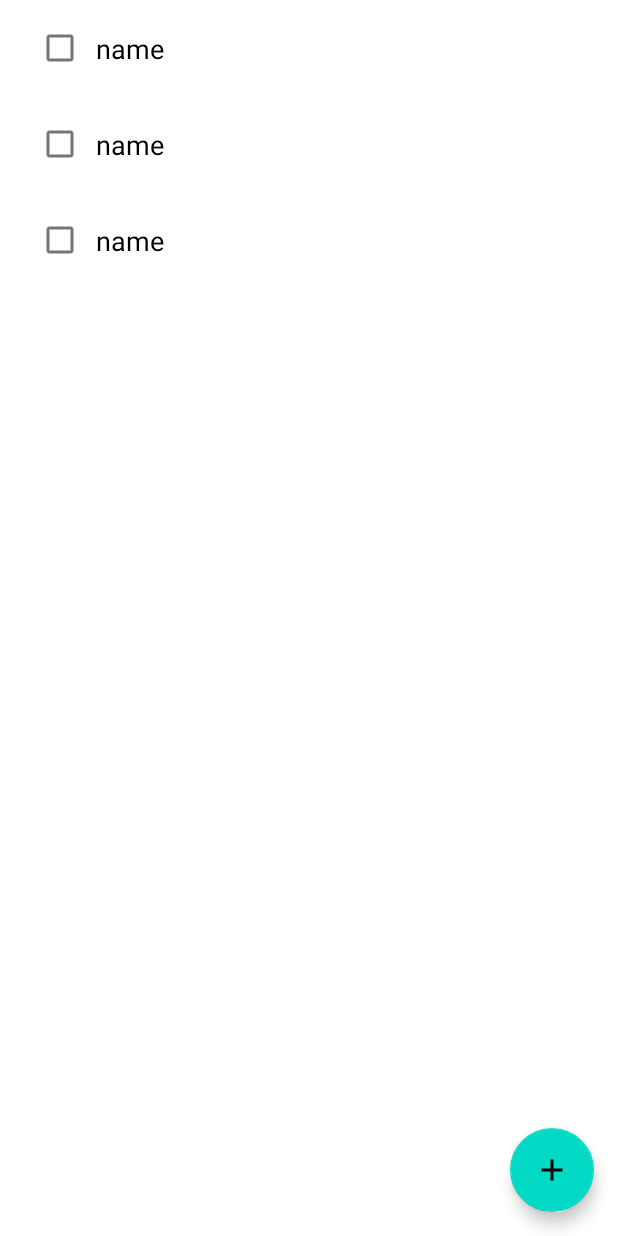
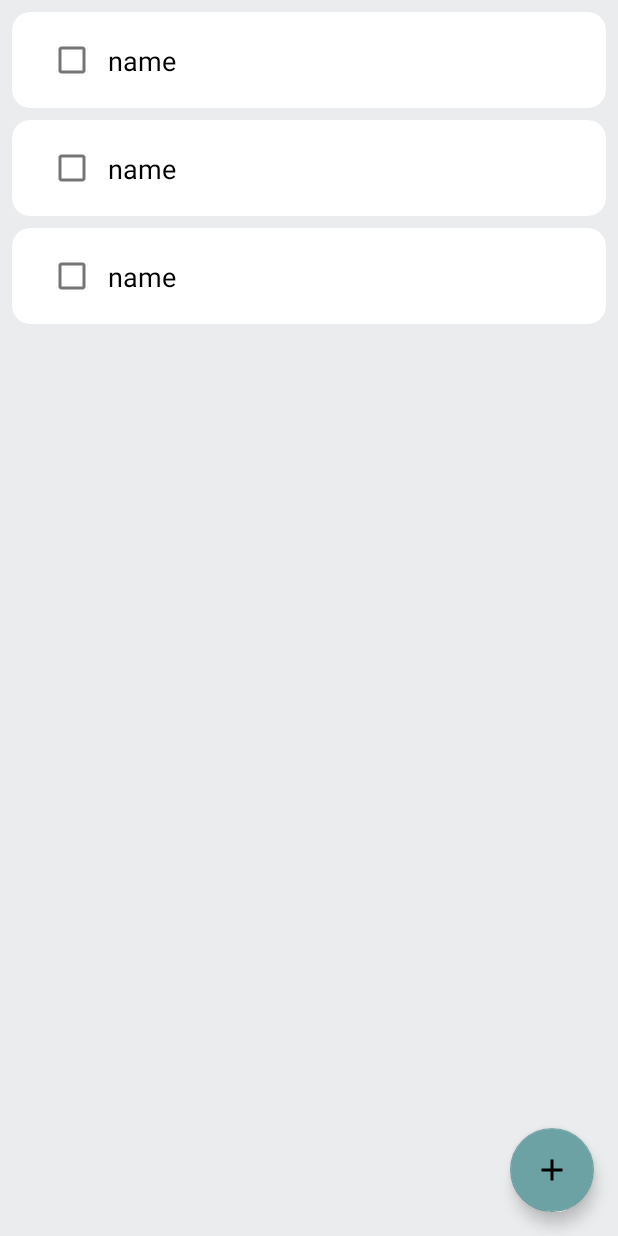
Before and after one commit to loboneto/todo, an Android app: the layout activity_tasks.xml on its own in the app's theme, with its tools: preview values and no code run, on a phone screen of 412 x 824 dp. Run offline under Robolectric (Android 15) with nearby library versions, the phone set to English and light mode, and no system bars.

Commit message:
telas de task e subtask

```diff
--- a/app/src/main/AndroidManifest.xml
+++ b/app/src/main/AndroidManifest.xml
@@ -10,7 +10,7 @@
         android:supportsRtl="true"
         android:theme="@style/Theme.Todo">
         <activity
-            android:name=".presentation.MainActivity"
+            android:name=".presentation.TasksActivity"
             android:exported="true">
             <intent-filter>
                 <action android:name="android.intent.action.MAIN" />
--- a/app/src/main/java/br/com/ufersa/bd/todo/presentation/MainActivity.kt
+++ b/app/src/main/java/br/com/ufersa/bd/todo/presentation/TasksActivity.kt
@@ -4,11 +4,12 @@ import androidx.appcompat.app.AppCompatActivity
 import android.os.Bundle
 import br.com.ufersa.bd.todo.R
 import br.com.ufersa.bd.todo.databinding.ActivityMainBinding
+import br.com.ufersa.bd.todo.databinding.ActivityTasksBinding
 import br.com.ufersa.bd.todo.domain.utils.viewBindings
 
-class MainActivity : AppCompatActivity() {
+class TasksActivity : AppCompatActivity() {
 
-    private val binding by viewBindings(ActivityMainBinding::inflate)
+    private val binding by viewBindings(ActivityTasksBinding::inflate)
 
     override fun onCreate(savedInstanceState: Bundle?) {
         super.onCreate(savedInstanceState)
--- a/app/src/main/res/layout/activity_main.xml
+++ b/app/src/main/res/layout/activity_tasks.xml
@@ -3,8 +3,9 @@
     xmlns:app="http://schemas.android.com/apk/res-auto"
     xmlns:tools="http://schemas.android.com/tools"
     android:layout_width="match_parent"
+    android:background="@color/background"
     android:layout_height="match_parent"
-    tools:context=".presentation.MainActivity">
+    tools:context=".presentation.TasksActivity">
 
     <androidx.recyclerview.widget.RecyclerView
         android:id="@+id/recycler_view_tasks"
--- a/app/src/main/res/layout/adapter_subtask.xml
+++ b/app/src/main/res/layout/adapter_subtask.xml
@@ -4,7 +4,7 @@
     xmlns:tools="http://schemas.android.com/tools"
     android:layout_width="match_parent"
     android:layout_height="wrap_content"
-    tools:context=".presentation.MainActivity">
+    tools:context=".presentation.TasksActivity">
 
     <com.google.android.material.checkbox.MaterialCheckBox
         android:id="@+id/check_box_subtask_done"
--- a/app/src/main/res/layout/adapter_task.xml
+++ b/app/src/main/res/layout/adapter_task.xml
@@ -1,18 +1,28 @@
 <?xml version="1.0" encoding="utf-8"?>
-<androidx.constraintlayout.widget.ConstraintLayout xmlns:android="http://schemas.android.com/apk/res/android"
+<com.google.android.material.card.MaterialCardView xmlns:android="http://schemas.android.com/apk/res/android"
     xmlns:app="http://schemas.android.com/apk/res-auto"
     xmlns:tools="http://schemas.android.com/tools"
     android:layout_width="match_parent"
     android:layout_height="wrap_content"
-    tools:context=".presentation.MainActivity">
+    android:layout_marginHorizontal="8dp"
+    android:layout_marginTop="8dp"
+    android:background="@color/white"
+    app:cardCornerRadius="12dp"
+    app:cardElevation="0dp"
+    tools:context=".presentation.TasksActivity">
+
+    <androidx.constraintlayout.widget.ConstraintLayout
+        android:layout_width="match_parent"
+        android:layout_height="wrap_content">
 
         <com.google.android.material.checkbox.MaterialCheckBox
             android:id="@+id/check_box_task_done"
             android:layout_width="wrap_content"
             android:layout_height="wrap_content"
+            android:layout_marginVertical="8dp"
+            android:layout_marginStart="16dp"
             android:textSize="16sp"
-        android:layout_marginStart="16dp"
-        android:layout_marginVertical="8dp"
+            android:text=""
             app:layout_constraintBottom_toBottomOf="parent"
             app:layout_constraintStart_toStartOf="parent"
             app:layout_constraintTop_toTopOf="parent" />
@@ -22,9 +32,9 @@
             android:layout_width="0dp"
             android:layout_height="wrap_content"
             android:layout_marginEnd="16dp"
+            android:ellipsize="end"
+            android:lines="1"
             android:textColor="@color/black"
-        android:lines="1"
-        android:ellipsize="end"
             android:textSize="18sp"
             app:layout_constraintBottom_toBottomOf="@+id/check_box_task_done"
             app:layout_constraintEnd_toEndOf="parent"
@@ -33,3 +43,5 @@
             tools:text="name" />
 
     </androidx.constraintlayout.widget.ConstraintLayout>
+
+</com.google.android.material.card.MaterialCardView>
--- a/app/src/main/res/values/colors.xml
+++ b/app/src/main/res/values/colors.xml
@@ -7,4 +7,12 @@
     <color name="teal_700">#FF018786</color>
     <color name="black">#FF000000</color>
     <color name="white">#FFFFFFFF</color>
+
+    <color name="background">#ebeced</color>
+
+    <color name="primary">#94a3b3</color>
+    <color name="primary_dark">#747485</color>
+    <color name="accent">#6da2a5</color>
+    <color name="accent_dark">#6da2a5</color>
+
 </resources>
--- a/app/src/main/res/values/themes.xml
+++ b/app/src/main/res/values/themes.xml
@@ -2,12 +2,12 @@
     <!-- Base application theme. -->
     <style name="Theme.Todo" parent="Theme.MaterialComponents.DayNight.DarkActionBar">
         <!-- Primary brand color. -->
-        <item name="colorPrimary">@color/purple_500</item>
-        <item name="colorPrimaryVariant">@color/purple_700</item>
+        <item name="colorPrimary">@color/primary</item>
+        <item name="colorPrimaryVariant">@color/primary_dark</item>
         <item name="colorOnPrimary">@color/white</item>
         <!-- Secondary brand color. -->
-        <item name="colorSecondary">@color/teal_200</item>
-        <item name="colorSecondaryVariant">@color/teal_700</item>
+        <item name="colorSecondary">@color/accent</item>
+        <item name="colorSecondaryVariant">@color/accent_dark</item>
         <item name="colorOnSecondary">@color/black</item>
         <!-- Status bar color. -->
         <item name="android:statusBarColor" tools:targetApi="l">?attr/colorPrimaryVariant</item>
```
Also changed, not shown: app/src/main/java/br/com/ufersa/bd/todo/presentation/SubtasksActivity.kt (added, +17 -0 lines), app/src/main/res/layout/activity_subtasks.xml (added, +82 -0 lines). Lines whose indentation alone changed are shown as unchanged.
